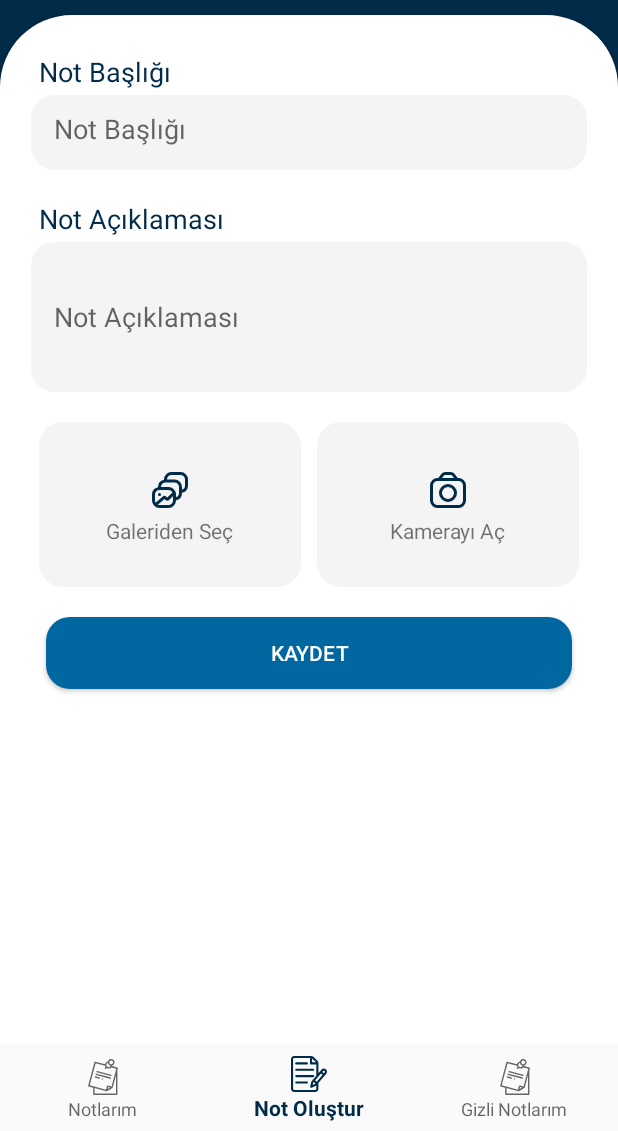
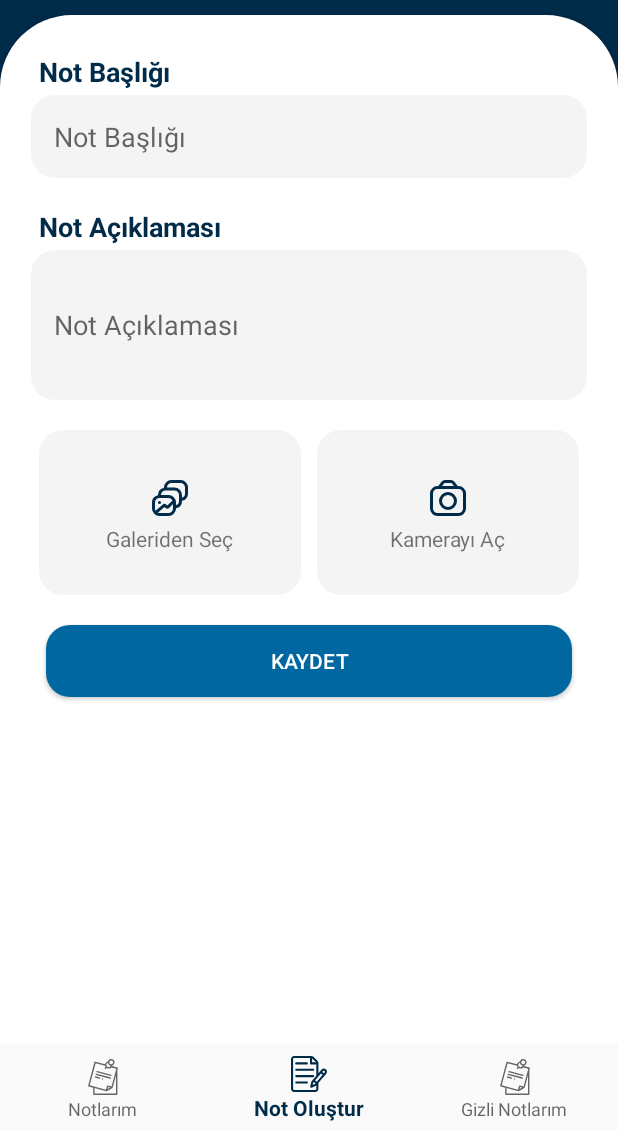
Before and after one commit to ofarukcelik/NotePad, an Android app: the CreateNoteFragment screen opened through its navigation route, on a phone screen of 412 x 824 dp, the part 105-1236 px from its top. Run offline under Robolectric (Android 15) with nearby library versions, the phone set to English and light mode, and no system bars; our stand-ins replace navigation-ui.

Commit message:
notes list fragment is done.

```diff
--- /dev/null
+++ b/app/src/main/java/com/task/noteapp/BaseFragment.kt
@@ -0,0 +1,11 @@
+package com.task.noteapp
+
+import androidx.fragment.app.Fragment
+import androidx.navigation.Navigation
+
+open class BaseFragment: Fragment() {
+
+  fun navigate(navigationID: Int) {
+    Navigation.findNavController(requireView()).navigate(navigationID)
+  }
+}
--- /dev/null
+++ b/app/src/main/java/com/task/noteapp/model/Notes.kt
@@ -0,0 +1,4 @@
+package com.task.noteapp.model
+
+class Notes(val title: String, val id: Int, val createdDate: String) {
+}
--- a/app/src/main/java/com/task/noteapp/ui/CreateNoteFragment.kt
+++ b/app/src/main/java/com/task/noteapp/ui/CreateNoteFragment.kt
@@ -14,15 +14,15 @@ import android.view.View
 import android.view.ViewGroup
 import android.widget.Toast
 import androidx.core.view.isVisible
-import androidx.fragment.app.Fragment
+import com.task.noteapp.BaseFragment
+import com.task.noteapp.R
 import com.task.noteapp.databinding.FragmentCreateNotesBinding
 import java.io.ByteArrayOutputStream
 import java.lang.Exception
 import java.text.SimpleDateFormat
-import java.time.LocalDate
 import java.util.*
 
-class CreateNoteFragment : Fragment() {
+class CreateNoteFragment : BaseFragment() {
   private val PICK_IMAGES_CODE = 0
   private val PERMISSION_CODE = 1000
   private val IMAGE_CAPTURE_CODE = 1001
@@ -107,8 +107,10 @@ class CreateNoteFragment : Fragment() {
         }
       }
     }
-    binding.imgSelected.isVisible = true
-    binding.imgSelected.setImageBitmap(makeSmallerBitmap(400))
+    if (selectedBitmap != null) {
+      binding.imgSelected.isVisible = true
+      binding.imgSelected.setImageBitmap(makeSmallerBitmap(400))
+    }
   }
 
   private fun makeSmallerBitmap(maxSize: Int): Bitmap {
@@ -131,6 +133,10 @@ class CreateNoteFragment : Fragment() {
   }
 
   private fun btnSaveOnClick() {
+    if (binding.etTitle.text.isEmpty() || binding.etDescription.text.isEmpty()) {
+      Toast.makeText(requireContext(), getString(R.string.empty_value_error), Toast.LENGTH_LONG).show()
+      return
+    }
     var byteArray: ByteArray? = null
     if (selectedBitmap != null) {
       var smalledBitmap = makeSmallerBitmap(300)
@@ -149,11 +155,13 @@ class CreateNoteFragment : Fragment() {
       statement.bindString(2, binding.etDescription.text.toString())
       statement.bindString(3, getDate())
       statement.bindString(4, "")
+      if (byteArray != null)
       statement.bindBlob(5, byteArray)
       statement.execute()
     } catch (e: Exception) {
       e.printStackTrace()
     }
+    navigate(R.id.action_navigation_create_note_to_navigation_notes)
   }
 
   override fun onRequestPermissionsResult(
--- a/app/src/main/java/com/task/noteapp/ui/HomeFragment.kt
+++ b/app/src/main/java/com/task/noteapp/ui/HomeFragment.kt
@@ -1,14 +1,20 @@
 package com.task.noteapp.ui
 
+import android.content.Context
 import android.os.Bundle
 import android.view.LayoutInflater
 import android.view.View
 import android.view.ViewGroup
 import androidx.fragment.app.Fragment
+import androidx.recyclerview.widget.LinearLayoutManager
+import com.task.noteapp.BaseFragment
+import com.task.noteapp.adapter.NoteListAdapter
 import com.task.noteapp.databinding.FragmentNotesBinding
+import com.task.noteapp.model.Notes
 
-class HomeFragment : Fragment() {
+  class HomeFragment : BaseFragment() {
   private lateinit var binding: FragmentNotesBinding
+  private lateinit var noteList: ArrayList<Notes>
 
   override fun onCreateView(
     inflater: LayoutInflater,
@@ -16,6 +22,25 @@ class HomeFragment : Fragment() {
     savedInstanceState: Bundle?
   ): View? {
     binding = FragmentNotesBinding.inflate(inflater, container, false)
+    noteList = arrayListOf()
+    getNotes()
     return binding.root
   }
+
+  private fun getNotes() {
+    try {
+      val db= requireActivity().openOrCreateDatabase("Notes", Context.MODE_PRIVATE, null)
+      val cursor = db.rawQuery("SELECT * FROM notes ORDER BY id desc", null)
+      while (cursor.moveToNext()) {
+        val title = cursor.getString(cursor.getColumnIndex("title"))
+        val id = cursor.getInt(cursor.getColumnIndex("id"))
+        val createdDate = cursor.getString(cursor.getColumnIndex("createdDate"))
+        noteList.add(Notes(title, id, createdDate))
+      }
+      binding.recylerView.layoutManager = LinearLayoutManager(requireContext(), LinearLayoutManager.VERTICAL, false)
+      binding.recylerView.adapter = NoteListAdapter(noteList)
+    }catch (e: Exception) {
+      e.printStackTrace()
+    }
+  }
 }
--- a/app/src/main/java/com/task/noteapp/ui/NotificationsFragment.kt
+++ b/app/src/main/java/com/task/noteapp/ui/NotificationsFragment.kt
@@ -5,9 +5,10 @@ import android.view.LayoutInflater
 import android.view.View
 import android.view.ViewGroup
 import androidx.fragment.app.Fragment
+import com.task.noteapp.BaseFragment
 import com.task.noteapp.databinding.FragmentCustomNotesBinding
 
-class NotificationsFragment : Fragment() {
+class NotificationsFragment : BaseFragment() {
   private lateinit var binding: FragmentCustomNotesBinding
 
   override fun onCreateView(
--- a/app/src/main/res/layout/activity_main.xml
+++ b/app/src/main/res/layout/activity_main.xml
@@ -30,7 +30,7 @@
             android:layout_above="@id/nav_view"
             android:layout_margin="15dp"
             app:defaultNavHost="true"
-            app:navGraph="@navigation/mobile_navigation" />
+            app:navGraph="@navigation/main_navigation" />
 
     </RelativeLayout>
 
--- a/app/src/main/res/layout/fragment_create_notes.xml
+++ b/app/src/main/res/layout/fragment_create_notes.xml
@@ -19,13 +19,15 @@
                 android:layout_marginLeft="5dp"
                 android:layout_marginTop="10dp"
                 android:text="@string/note_title"
+                android:textStyle="bold"
                 android:textColor="@color/default_color"
                 android:textSize="18dp" />
 
             <EditText
                 android:id="@+id/etTitle"
                 android:layout_width="match_parent"
-                android:layout_height="50dp"
+                android:layout_height="wrap_content"
+                android:minHeight="50dp"
                 android:layout_marginTop="3dp"
                 android:background="@drawable/bg_light_rounded"
                 android:hint="@string/note_title"
@@ -38,6 +40,7 @@
                 android:layout_marginLeft="5dp"
                 android:layout_marginTop="20dp"
                 android:text="@string/note_description"
+                android:textStyle="bold"
                 android:textColor="@color/default_color"
                 android:textSize="18dp" />
 
@@ -131,6 +134,7 @@
                 android:layout_marginVertical="20dp"
                 android:layout_marginTop="15dp"
                 android:background="@drawable/bg_rounded"
+                android:foreground="?android:attr/selectableItemBackground"
                 android:backgroundTint="@color/button_color"
                 android:padding="10dp"
                 android:text="Kaydet"
--- a/app/src/main/res/layout/fragment_notes.xml
+++ b/app/src/main/res/layout/fragment_notes.xml
@@ -6,6 +6,7 @@
     tools:context=".ui.HomeFragment">
 
     <androidx.recyclerview.widget.RecyclerView
+        android:id="@+id/recylerView"
         android:layout_width="match_parent"
         android:layout_height="match_parent" />
 </RelativeLayout>
--- a/app/src/main/res/navigation/mobile_navigation.xml
+++ b/app/src/main/res/navigation/main_navigation.xml
@@ -15,7 +15,11 @@
         android:id="@+id/navigation_create_note"
         android:name="com.task.noteapp.ui.CreateNoteFragment"
         android:label="@string/create_note"
-        tools:layout="@layout/fragment_create_notes" />
+        tools:layout="@layout/fragment_create_notes" >
+        <action
+            android:id="@+id/action_navigation_create_note_to_navigation_notes"
+            app:destination="@id/navigation_notes" />
+    </fragment>
 
     <fragment
         android:id="@+id/navigation_custom_notes"
--- a/app/src/main/res/values/strings.xml
+++ b/app/src/main/res/values/strings.xml
@@ -8,4 +8,5 @@
     <string name="capture_camera">Kamerayı Aç</string>
     <string name="note_title">Not Başlığı</string>
     <string name="note_description">Not Açıklaması</string>
+    <string name="empty_value_error">Lütfen Gerekli Alanları Doldurunuz!</string>
 </resources>
```
Also changed, not shown: app/src/main/java/com/task/noteapp/adapter/NoteListAdapter.kt (added, +38 -0 lines), app/src/main/java/com/task/noteapp/adapter/SelectedImageAdapter.kt (deleted, +0 -37 lines), app/src/main/res/layout/note_list_item.xml (+8 -17 lines).
